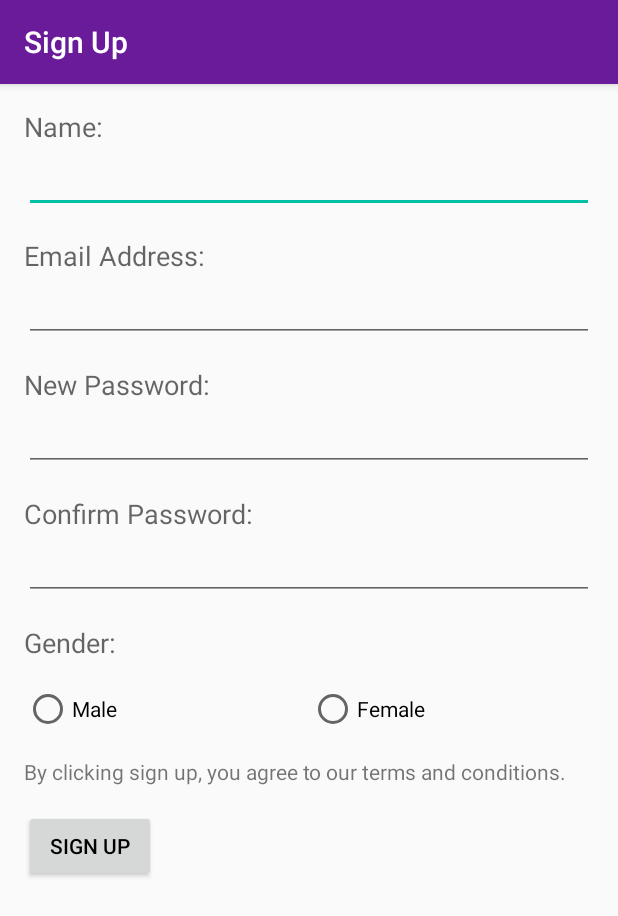
After one commit to EddyYKLoh/StudyBuddy, an Android app: the SignUpActivity screen opened directly, with no data from a screen before it, on a phone screen of 412 x 824 dp. The commit adds this screen. Shown: the top 916 px of the screen. Run offline under Robolectric (Android 15) with nearby library versions, the phone set to English and light mode, and no system bars.

Commit message:
SignUp UI

```diff
--- a/app/src/main/AndroidManifest.xml
+++ b/app/src/main/AndroidManifest.xml
@@ -9,14 +9,15 @@
         android:supportsRtl="true"
         android:theme="@style/AppTheme">
         <activity
-            android:windowSoftInputMode="adjustPan"
-            android:name=".LoginActivity">
+            android:name=".LoginActivity"
+            android:windowSoftInputMode="adjustPan">
             <intent-filter>
                 <action android:name="android.intent.action.MAIN" />
 
                 <category android:name="android.intent.category.LAUNCHER" />
             </intent-filter>
         </activity>
+        <activity android:name=".SignUpActivity"></activity>
     </application>
 
 </manifest>
--- a/app/src/main/java/com/ykloh/studybuddy/LoginActivity.java
+++ b/app/src/main/java/com/ykloh/studybuddy/LoginActivity.java
@@ -1,26 +1,40 @@
 package com.ykloh.studybuddy;
 
+import android.content.Intent;
 import android.graphics.Color;
 import android.os.Build;
+import android.support.v7.app.AlertDialog;
 import android.support.v7.app.AppCompatActivity;
 import android.os.Bundle;
 import android.view.View;
 import android.view.Window;
 import android.view.WindowManager;
+import android.widget.Button;
+import android.widget.ImageView;
 
 public class LoginActivity extends AppCompatActivity {
 
     @Override
     protected void onCreate(Bundle savedInstanceState) {
+
         super.onCreate(savedInstanceState);
         setContentView(R.layout.activity_login);
-        getSupportActionBar().hide();
         if (Build.VERSION.SDK_INT >= Build.VERSION_CODES.LOLLIPOP) {
             Window window = getWindow();
             window.getDecorView().setSystemUiVisibility(View.SYSTEM_UI_FLAG_LAYOUT_STABLE
-            |View.SYSTEM_UI_FLAG_LAYOUT_FULLSCREEN);
+                    | View.SYSTEM_UI_FLAG_LAYOUT_FULLSCREEN);
             window.addFlags(WindowManager.LayoutParams.FLAG_DRAWS_SYSTEM_BAR_BACKGROUNDS);
             window.setStatusBarColor(Color.TRANSPARENT);
         }
+
+        final Button createAccountButton = (Button) findViewById(R.id.createAccountButton);
+
+        createAccountButton.setOnClickListener(new View.OnClickListener() {
+            @Override
+            public void onClick(View v) {
+                startActivity(new Intent(LoginActivity.this,SignUpActivity.class));
+            }
+        });
+
     }
 }
--- /dev/null
+++ b/app/src/main/java/com/ykloh/studybuddy/SignUpActivity.java
@@ -0,0 +1,23 @@
+package com.ykloh.studybuddy;
+
+import android.graphics.Color;
+import android.os.Build;
+import android.support.v7.app.AppCompatActivity;
+import android.os.Bundle;
+import android.support.v7.widget.Toolbar;
+import android.view.View;
+import android.view.Window;
+import android.view.WindowManager;
+
+public class SignUpActivity extends AppCompatActivity {
+
+    @Override
+    protected void onCreate(Bundle savedInstanceState) {
+        super.onCreate(savedInstanceState);
+        setContentView(R.layout.activity_sign_up);
+        Toolbar myToolbar = (Toolbar) findViewById(R.id.signUpToolbar);
+        setSupportActionBar(myToolbar);
+
+
+    }
+}
--- a/app/src/main/res/layout/activity_login.xml
+++ b/app/src/main/res/layout/activity_login.xml
@@ -17,7 +17,7 @@
             <ImageView
                 android:id="@+id/welcomeImage"
                 android:layout_width="match_parent"
-                android:layout_height="445dp"
+                android:layout_height="450dp"
                 android:scaleType="fitXY"
                 android:src="@drawable/welcome" />
 
@@ -45,8 +45,8 @@
                 android:background="#ECEFF1"
                 android:hint="Email address"
                 android:inputType="textEmailAddress"
-                android:padding="16dp"
-                android:textSize="14sp" />
+                android:padding="12dp"
+                android:textSize="18sp" />
 
             <EditText
                 android:id="@+id/passwordEditText"
@@ -60,8 +60,8 @@
                 android:background="#ECEFF1"
                 android:hint="Password"
                 android:inputType="textPassword"
-                android:padding="16dp"
-                android:textSize="14sp" />
+                android:padding="12dp"
+                android:textSize="18sp" />
 
             <Button
                 android:id="@+id/loginButton"
--- /dev/null
+++ b/app/src/main/res/layout/activity_sign_up.xml
@@ -0,0 +1,148 @@
+<?xml version="1.0" encoding="utf-8"?>
+<RelativeLayout xmlns:android="http://schemas.android.com/apk/res/android"
+    xmlns:app="http://schemas.android.com/apk/res-auto"
+    xmlns:tools="http://schemas.android.com/tools"
+    android:id="@+id/activity_sign_up"
+    android:layout_width="match_parent"
+    android:layout_height="match_parent"
+    tools:context="com.ykloh.studybuddy.SignUpActivity">
+
+    <android.support.v7.widget.Toolbar
+        android:id="@+id/signUpToolbar"
+        android:layout_width="match_parent"
+        android:layout_height="?attr/actionBarSize"
+        android:background="@color/colorPrimary"
+        android:elevation="4dp"
+        android:theme="@style/ThemeOverlay.AppCompat.ActionBar"
+        app:popupTheme="@style/ThemeOverlay.AppCompat.Light"
+        app:title="Sign Up"
+        app:titleTextColor="#FFFFFF" />
+
+    <ScrollView
+        android:id="@+id/scrollView"
+        android:layout_width="match_parent"
+        android:layout_height="wrap_content"
+        android:layout_alignParentBottom="true"
+        android:layout_below="@id/signUpToolbar"
+        android:paddingBottom="@dimen/activity_vertical_margin"
+        android:paddingLeft="@dimen/activity_horizontal_margin"
+        android:paddingRight="@dimen/activity_horizontal_margin"
+        android:paddingTop="@dimen/activity_vertical_margin">
+
+
+        <LinearLayout
+            android:layout_width="match_parent"
+            android:layout_height="match_parent"
+            android:orientation="vertical">
+
+            <TextView
+                android:id="@+id/nameTextView"
+                android:layout_width="wrap_content"
+                android:layout_height="wrap_content"
+                android:text="Name:"
+                android:textAppearance="?android:attr/textAppearanceMedium" />
+
+            <EditText
+                android:id="@+id/nameEditText"
+                android:layout_width="match_parent"
+                android:layout_height="wrap_content"
+                android:layout_marginBottom="16dp"
+                android:inputType="textPersonName" />
+
+            <TextView
+                android:id="@+id/emailAddRegTextView"
+                android:layout_width="wrap_content"
+                android:layout_height="wrap_content"
+                android:text="Email Address:"
+                android:textAppearance="?android:attr/textAppearanceMedium" />
+
+            <EditText
+                android:id="@+id/newEmailAddressEditText"
+                android:layout_width="match_parent"
+                android:layout_height="wrap_content"
+                android:layout_marginBottom="16dp"
+                android:inputType="textEmailAddress" />
+
+            <TextView
+                android:id="@+id/newPasswordTextView"
+                android:layout_width="wrap_content"
+                android:layout_height="wrap_content"
+                android:text="New Password:"
+                android:textAppearance="?android:attr/textAppearanceMedium" />
+
+
+            <EditText
+                android:id="@+id/newPasswordEditText"
+                android:layout_width="match_parent"
+                android:layout_height="wrap_content"
+                android:layout_marginBottom="16dp"
+                android:inputType="textPassword" />
+
+            <TextView
+                android:id="@+id/confirmPasswordTextView"
+                android:layout_width="wrap_content"
+                android:layout_height="wrap_content"
+                android:text="Confirm Password:"
+                android:textAppearance="?android:attr/textAppearanceMedium" />
+
+            <EditText
+                android:id="@+id/confirmPasswordEditText"
+                android:layout_width="match_parent"
+                android:layout_height="wrap_content"
+                android:layout_marginBottom="16dp"
+                android:inputType="textPassword" />
+
+            <TextView
+                android:id="@+id/genderTextView"
+                android:layout_width="wrap_content"
+                android:layout_height="wrap_content"
+                android:text="Gender:"
+                android:textAppearance="?android:attr/textAppearanceMedium" />
+
+            <RadioGroup
+                android:id="@+id/genderRadioGroup"
+                android:layout_width="match_parent"
+                android:layout_height="wrap_content"
+                android:layout_marginBottom="16dp"
+                android:layout_marginTop="16dp"
+                android:orientation="horizontal">
+
+                <RadioButton
+                    android:id="@+id/maleRadioButton"
+                    android:layout_width="0dp"
+                    android:layout_height="wrap_content"
+                    android:layout_weight="1"
+                    android:checked="false"
+                    android:text="Male" />
+
+                <RadioButton
+                    android:id="@+id/femaleRadioButton"
+                    android:layout_width="0dp"
+                    android:layout_height="wrap_content"
+                    android:layout_weight="1"
+                    android:checked="false"
+                    android:text="Female" />
+
+            </RadioGroup>
+
+
+            <TextView
+                android:id="@+id/textView2"
+                android:layout_width="wrap_content"
+                android:layout_height="wrap_content"
+                android:text="By clicking sign up, you agree to our terms and conditions."
+                android:textAppearance="?android:attr/textAppearanceSmall" />
+
+            <Button
+                android:id="@+id/buttonSignUp"
+                android:layout_width="wrap_content"
+                android:layout_height="wrap_content"
+                android:layout_marginTop="16dp"
+                android:text="Sign Up"
+                android:textColor="#000000" />
+
+        </LinearLayout>
+
+    </ScrollView>
+
+</RelativeLayout>
--- a/app/src/main/res/values/colors.xml
+++ b/app/src/main/res/values/colors.xml
@@ -1,6 +1,6 @@
 <?xml version="1.0" encoding="utf-8"?>
 <resources>
-    <color name="colorPrimary">#3F51B5</color>
-    <color name="colorPrimaryDark">#303F9F</color>
-    <color name="colorAccent">#FF4081</color>
+    <color name="colorPrimary">#6A1B9A</color>
+    <color name="colorPrimaryDark">#4A148C</color>
+    <color name="colorAccent">#00BFA5</color>
 </resources>
--- a/app/src/main/res/values/styles.xml
+++ b/app/src/main/res/values/styles.xml
@@ -1,7 +1,7 @@
 <resources>
 
     <!-- Base application theme. -->
-    <style name="AppTheme" parent="Theme.AppCompat.Light.DarkActionBar">
+    <style name="AppTheme" parent="Theme.AppCompat.Light.NoActionBar">
         <!-- Customize your theme here. -->
         <item name="colorPrimary">@color/colorPrimary</item>
         <item name="colorPrimaryDark">@color/colorPrimaryDark</item>
```
